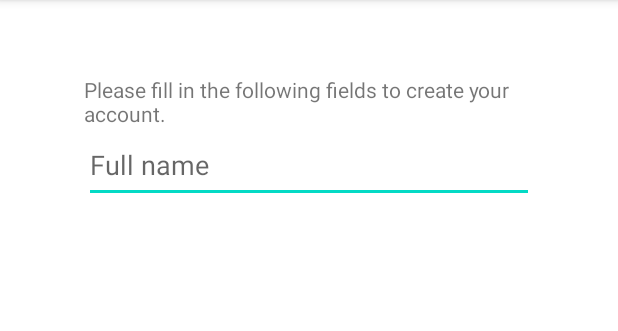
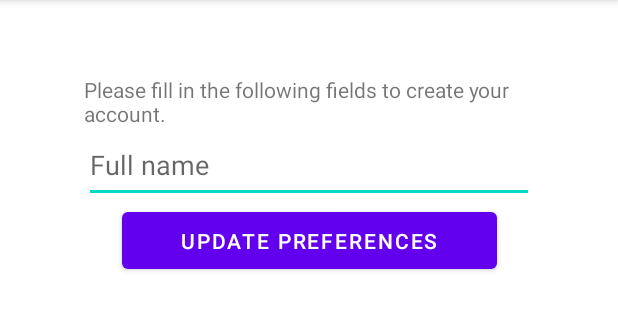
Before and after one commit to brennandoubt/EngageNow, an Android app: the VolunteerPreferences screen opened directly, with no data from a screen before it, on a phone screen of 412 x 824 dp, the part 84-415 px from its top. Run offline under Robolectric (Android 15) with nearby library versions, the phone set to English and light mode, and no system bars; our stand-ins replace Firebase (no records; nobody signed in at launch, a user with empty details on screens opened directly).

Commit message:
A newly registered user can now update the database with its first name

```diff
--- a/app/src/main/java/edu/fandm/engagenow/VolunteerPreferences.java
+++ b/app/src/main/java/edu/fandm/engagenow/VolunteerPreferences.java
@@ -5,9 +5,18 @@ import androidx.appcompat.app.AppCompatActivity;
 import android.content.Intent;
 import android.os.Bundle;
 import android.util.Log;
+import android.view.View;
+import android.widget.Button;
+import android.widget.EditText;
 
 import com.google.firebase.FirebaseApp;
 import com.google.firebase.auth.FirebaseAuth;
+import com.google.firebase.auth.FirebaseUser;
+import com.google.firebase.database.DatabaseReference;
+import com.google.firebase.database.FirebaseDatabase;
+
+import java.util.HashMap;
+import java.util.Map;
 
 public class VolunteerPreferences extends AppCompatActivity {
     private final String TAG = "VOLUNTEER_PREFERENCES";
@@ -29,6 +38,20 @@ public class VolunteerPreferences extends AppCompatActivity {
         FirebaseApp.initializeApp(this);
         fbAuth = FirebaseAuth.getInstance();
 
+        Button update_preferenes_button = (Button) findViewById(R.id.update_preferences_button);
+        update_preferenes_button.setOnClickListener(new View.OnClickListener() {
+            @Override
+            public void onClick(View view) {
+                // update user's data with the inputs given in each field (starting with user's name)
+                String name_inputted = ((EditText) findViewById(R.id.name_preference_et)).getText().toString();
+                FirebaseUser user = fbAuth.getCurrentUser();
 
+                Map<String, Object> user_first_name_map = new HashMap<>();
+                user_first_name_map.put(user_id, name_inputted);
+
+                DatabaseReference dbr = FirebaseDatabase.getInstance().getReference().getRoot().child("account_first_name");
+                dbr.updateChildren(user_first_name_map);
+            }
+        });
     }
 }
--- a/app/src/main/res/layout/activity_volunteer_preferences.xml
+++ b/app/src/main/res/layout/activity_volunteer_preferences.xml
@@ -17,10 +17,20 @@
         app:layout_constraintRight_toRightOf="parent" />
 
     <EditText
+        android:id="@+id/name_preference_et"
         android:layout_width="300dp"
         android:layout_height="50dp"
         android:hint="Full name"
         app:layout_constraintTop_toBottomOf="@+id/instructions_preferences_tv"
         app:layout_constraintLeft_toLeftOf="@+id/instructions_preferences_tv" />
 
+    <Button
+        android:id="@+id/update_preferences_button"
+        android:layout_width="250dp"
+        android:layout_height="50dp"
+        android:text="Update Preferences"
+        app:layout_constraintTop_toBottomOf="@+id/name_preference_et"
+        app:layout_constraintLeft_toLeftOf="@id/instructions_preferences_tv"
+        app:layout_constraintRight_toRightOf="@id/instructions_preferences_tv" />
+
 </androidx.constraintlayout.widget.ConstraintLayout>
```
